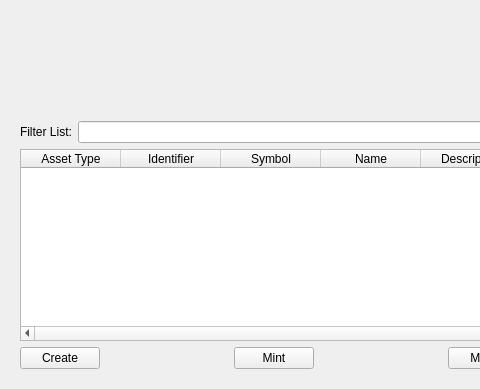
Old version of the form src/qt/forms/myownspats.ui in the repository firoorg/firo; both pictures show x 0 to 480 and y 146 to 535 of the 762 by 535 pixel window.
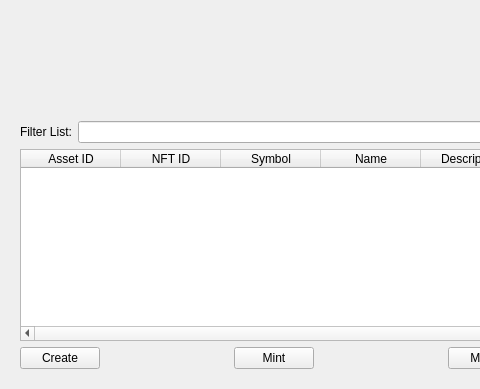
New version of the form.

Commit message: Renamed Asset Type to Asset ID and Identifier to NFT ID for spats in the UI

Patch:
```diff
--- a/src/qt/forms/myownspats.ui
+++ b/src/qt/forms/myownspats.ui
@@ -71,12 +71,12 @@
          </attribute>
          <column>
           <property name="text">
-           <string>Asset Type</string>
+           <string>Asset ID</string>
           </property>
          </column>
          <column>
           <property name="text">
-           <string>Identifier</string>
+           <string>NFT ID</string>
           </property>
          </column>
          <column>
```
The commit also changes 4 other files.
